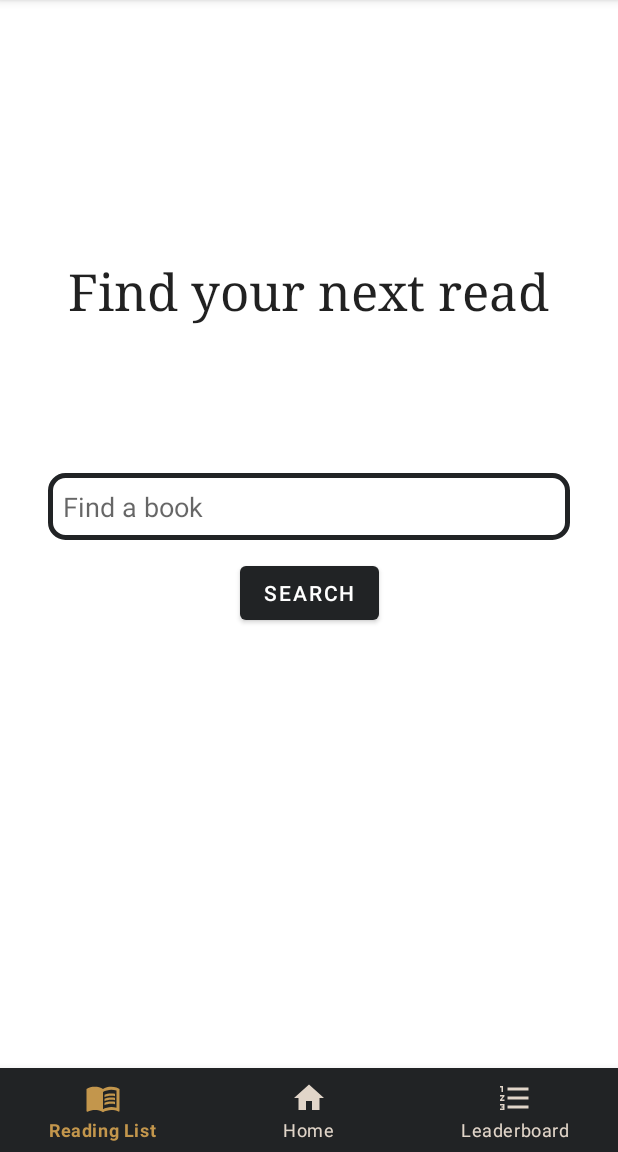
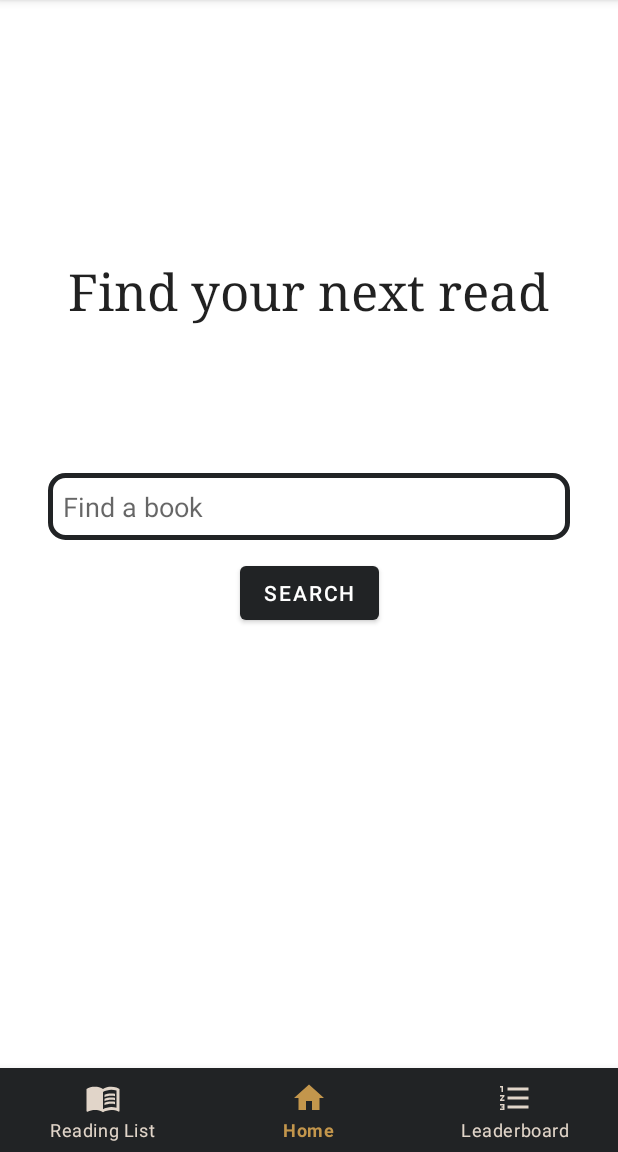
Before and after one commit to Snakkill/ReadBuddy, an Android app: the screen it shows after launch once a user with an empty profile is signed in (MainActivity), on a phone screen of 412 x 824 dp, the part 84-1236 px from its top. Run offline under Robolectric (Android 15) with nearby library versions, the phone set to English and light mode, and no system bars; our stand-ins replace Firebase (no records; nobody signed in at launch, a user with empty details on screens opened directly); libraries missing offline, so code that uses them is left out: nl.dionsegijn.konfetti.

```diff
--- a/app/src/main/java/com/example/readbuddy/MainActivity.kt
+++ b/app/src/main/java/com/example/readbuddy/MainActivity.kt
@@ -30,10 +30,12 @@ class MainActivity : AppCompatActivity() {
 
         // Set up the bottom navigation
         val bottomNav = findViewById<BottomNavigationView>(R.id.bottomNav)
+
         replaceFragment(homeFragment)
 
         // Deprecated, look into a different way to do this when time permits.
         // Still functions
+        bottomNav.selectedItemId = R.id.menu_home; // Set the selected item
         bottomNav.setOnNavigationItemSelectedListener {
             when(it.itemId) {
                 R.id.menu_home -> replaceFragment(homeFragment)
```
